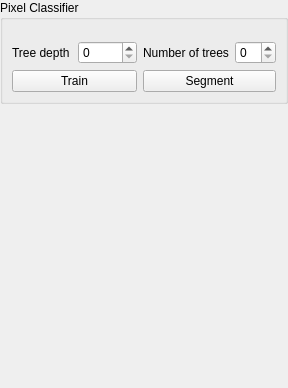
Old version of the form src/napari_intensity_step_detection/ui/segmentation_widget.ui in the repository zeroth/napari-intensity-step-detection.
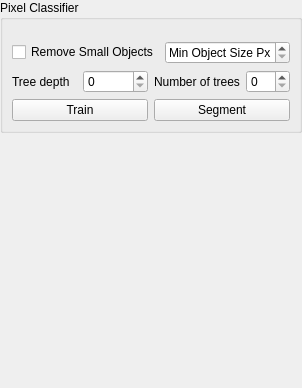
New version of the form. Custom widgets are drawn as their Qt base class.

Diff of the .ui file:
```diff
--- a/src/napari_intensity_step_detection/ui/segmentation_widget.ui
+++ b/src/napari_intensity_step_detection/ui/segmentation_widget.ui
@@ -41,6 +41,24 @@
       <item>
        <widget class="FeatureSelector" name="featureSelector" native="true"/>
       </item>
+      <item>
+       <layout class="QHBoxLayout" name="horizontalLayout_4">
+        <item>
+         <widget class="QCheckBox" name="chkRemoveSmallObj">
+          <property name="text">
+           <string>Remove Small Objects</string>
+          </property>
+         </widget>
+        </item>
+        <item>
+         <widget class="QSpinBox" name="minObjSizeSpinner">
+          <property name="specialValueText">
+           <string>Min Object Size Px</string>
+          </property>
+         </widget>
+        </item>
+       </layout>
+      </item>
       <item>
        <layout class="QHBoxLayout" name="horizontalLayout_3">
         <item>
```
